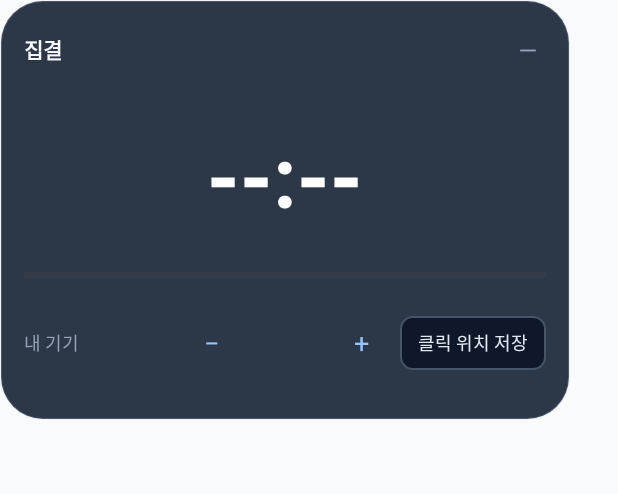
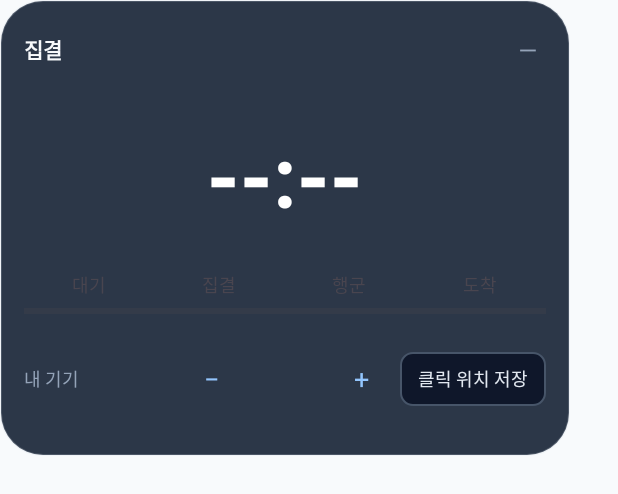
Before and after one commit to songkong72/AutoClicker, an Android app: the layout layout_rally_panel.xml on its own in the app's theme, with its tools: preview values and no code run, on a phone screen of 412 x 824 dp. Shown: the top 494 px of the screen. Run offline under Robolectric (Android 15) with nearby library versions, the phone set to English and light mode, and no system bars.

Commit message:
feat: restore design - phase steps (대기/집결/행군/도착), per-team timeline bars, arrival preview in idle (model tested)
Co-Authored-By: Claude Sonnet 5.5 <noreply@anthropic.com>
Claude-Session: https://claude.ai/code/session_016jpBTB1U9vngyUcTRJpwxx

```diff
--- a/android-app/app/src/main/res/layout/layout_rally_panel.xml
+++ b/android-app/app/src/main/res/layout/layout_rally_panel.xml
@@ -61,12 +61,28 @@
         android:textColor="#94A3B8"
         android:textSize="12sp" />
 
+    <LinearLayout
+        android:layout_width="match_parent"
+        android:layout_height="wrap_content"
+        android:layout_marginTop="10dp"
+        android:orientation="horizontal">
+
+        <TextView android:id="@+id/phase1" android:layout_width="0dp" android:layout_height="wrap_content"
+            android:layout_weight="1" android:gravity="center" android:text="대기" android:textSize="12sp" />
+        <TextView android:id="@+id/phase2" android:layout_width="0dp" android:layout_height="wrap_content"
+            android:layout_weight="1" android:gravity="center" android:text="집결" android:textSize="12sp" />
+        <TextView android:id="@+id/phase3" android:layout_width="0dp" android:layout_height="wrap_content"
+            android:layout_weight="1" android:gravity="center" android:text="행군" android:textSize="12sp" />
+        <TextView android:id="@+id/phase4" android:layout_width="0dp" android:layout_height="wrap_content"
+            android:layout_weight="1" android:gravity="center" android:text="도착" android:textSize="12sp" />
+    </LinearLayout>
+
     <ProgressBar
         android:id="@+id/rallyHeroProgress"
         style="?android:attr/progressBarStyleHorizontal"
         android:layout_width="match_parent"
         android:layout_height="6dp"
-        android:layout_marginTop="10dp"
+        android:layout_marginTop="6dp"
         android:max="1000" />
 
     <!-- 경고 -->
```
Also changed, not shown: android-app/app/src/main/java/com/sejun/autoclicker/RallyPanelView.kt (+30 -6 lines), android-app/app/src/main/java/com/sejun/autoclicker/RallyScreenModel.kt (+14 -4 lines), android-app/app/src/main/java/com/sejun/autoclicker/RallyTimelineBar.kt (added, +53 -0 lines), android-app/app/src/main/res/layout/item_rally_team_row.xml (+14 -2 lines), 1 other file.
